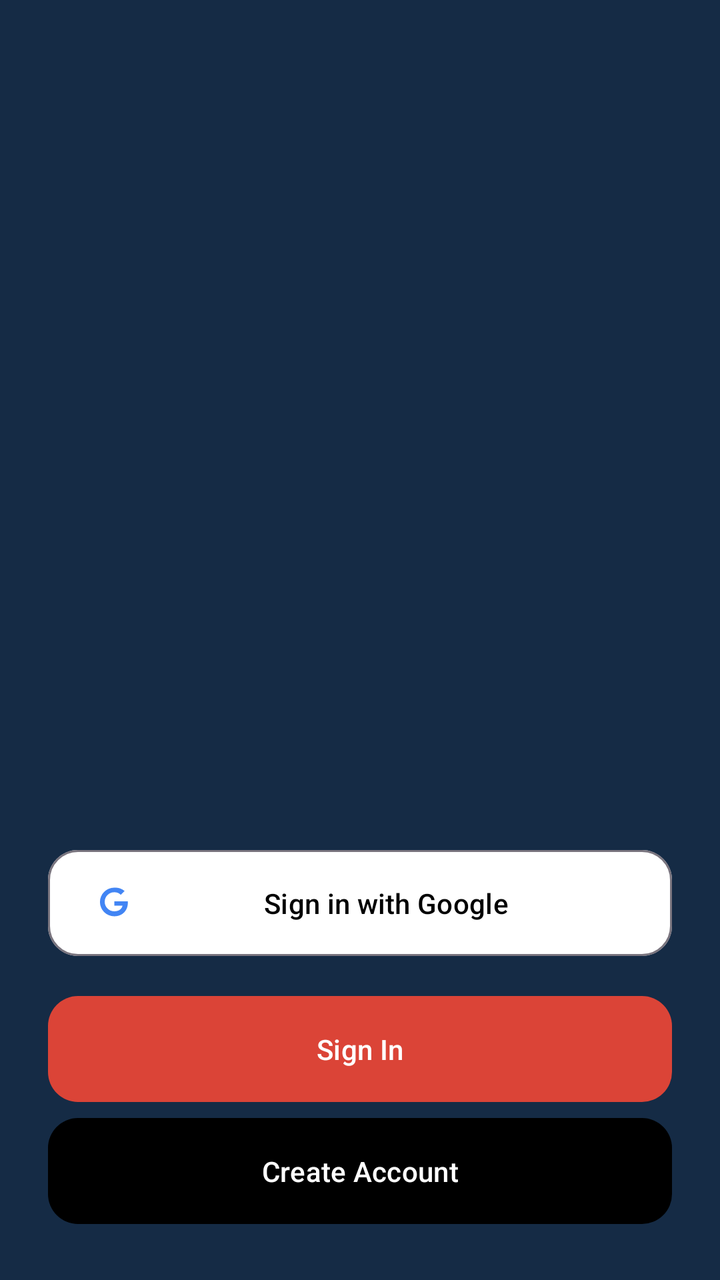
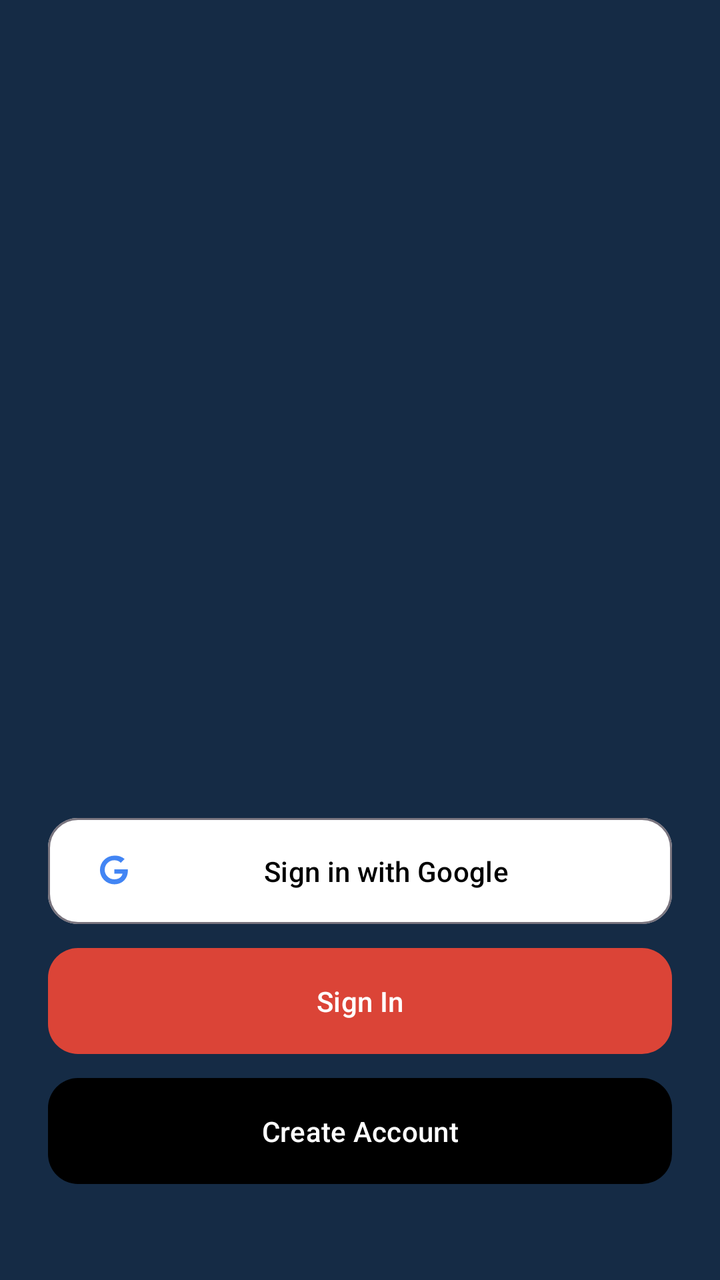

Two renders of the same Android screen: before a commit and after it. Below are the layout's source before the change and the commit's diff.
<!-- AndroidManifest.xml: application theme AppTheme -->
<!-- res/layout/fragment_login.xml -->
<?xml version="1.0" encoding="utf-8"?>
<androidx.constraintlayout.widget.ConstraintLayout
    xmlns:android="http://schemas.android.com/apk/res/android"
    xmlns:app="http://schemas.android.com/apk/res-auto"
    android:layout_width="match_parent"
    android:layout_height="match_parent"
    android:padding="24dp">

    
    <com.google.android.material.button.MaterialButton
    android:id="@+id/btnGoogleLogin"
    android:layout_width="0dp"
    android:layout_height="wrap_content"
    android:text="@string/login_google"
    android:contentDescription="@string/login_google_desc"
    style="@style/WhiteButton"
    app:icon="@drawable/ic_google"
    app:iconTint="@null"            
    app:iconSize="18dp"
    app:iconPadding="8dp"
    app:iconGravity="start"
    app:layout_constraintStart_toStartOf="parent"
    app:layout_constraintEnd_toEndOf="parent"
    app:layout_constraintBottom_toTopOf="@+id/btnSignIn"
    android:layout_marginBottom="12dp" />

    
    <com.google.android.material.button.MaterialButton
        android:id="@+id/btnSignIn"
        android:layout_width="0dp"
        android:layout_height="wrap_content"
        android:text="@string/login_sign_in"
        android:contentDescription="@string/login_sign_in_desc"
        style="@style/RedButton"
        app:layout_constraintStart_toStartOf="parent"
        app:layout_constraintEnd_toEndOf="parent"
        app:layout_constraintBottom_toTopOf="@+id/btnRegister"
        android:layout_marginBottom="0dp" />

    
    <com.google.android.material.button.MaterialButton
        android:id="@+id/btnRegister"
        android:layout_width="0dp"
        android:layout_height="wrap_content"
        android:text="@string/login_register"
        android:contentDescription="@string/login_register_desc"
        style="@style/BlackButton"
        app:layout_constraintStart_toStartOf="parent"
        app:layout_constraintEnd_toEndOf="parent"
        app:layout_constraintBottom_toBottomOf="parent"
        android:layout_marginBottom="0dp" />

</androidx.constraintlayout.widget.ConstraintLayout>
<!-- resources referenced by this layout -->
<resources>
  <!-- drawable ic_google (drawable) -->
  <vector xmlns:android="http://schemas.android.com/apk/res/android"
      android:width="24dp"
      android:height="24dp"
      android:viewportWidth="24"
      android:viewportHeight="24">
      <path
          android:fillColor="#4285F4"
          android:pathData="M21.35,11.1h-9.18v2.92h5.49c-0.24,1.27-1.5,3.74-5.49,3.74a6.36,6.36 0 0,1 0-12.72 6.14,6.14 0 0,1 4.35,1.7l2.57-2.49A9.69,9.69 0 0,0 12.17,2a9.54,9.54 0 1,0 0,19.08c5.48,0 9.09-3.86 9.09-9.29a8.19,8.19 0 0,0 -0.09-0.69z"/>
  </vector>
  <string name="login_google">Sign in with Google</string>
  <string name="login_google_desc">Login using your Google account</string>
  <string name="login_register">Create Account</string>
  <string name="login_register_desc">Register a new user account</string>
  <string name="login_sign_in">Sign In</string>
  <string name="login_sign_in_desc">Proceed to your account login</string>
  <style name="BlackButton" parent="Widget.Material3.Button">
          <item name="backgroundTint">@android:color/black</item>
          <item name="android:textColor">@android:color/white</item>
          <item name="cornerRadius">15dp</item>
          <item name="android:minHeight">56dp</item>
          <item name="android:paddingTop">17dp</item>
          <item name="android:paddingBottom">17dp</item>
          <item name="android:elevation">0dp</item>
      </style>
  <style name="RedButton" parent="Widget.Material3.Button">
          <item name="backgroundTint">#DB4437</item>
          <item name="android:textColor">@android:color/white</item>
          <item name="cornerRadius">15dp</item>
          <item name="android:minHeight">56dp</item>
          <item name="android:paddingTop">17dp</item>
          <item name="android:paddingBottom">17dp</item>
          <item name="android:elevation">0dp</item>
      </style>
  <style name="WhiteButton" parent="Widget.Material3.Button.OutlinedButton">
          <item name="backgroundTint">@android:color/white</item>
          <item name="android:textColor">@android:color/black</item>
          <item name="cornerRadius">15dp</item>
          <item name="strokeWidth">1dp</item>
          <item name="android:minHeight">56dp</item>
          <item name="android:paddingTop">17dp</item>
          <item name="android:paddingBottom">17dp</item>
          <item name="android:elevation">0dp</item>
      </style>
  <style name="AppTheme" parent="Theme.Material3.DayNight.NoActionBar">
  
          
          <item name="colorPrimary">@color/md_theme_light_primary</item>
          <item name="colorOnPrimary">@color/md_theme_light_onPrimary</item>
          <item name="colorSecondary">@color/md_theme_light_secondary</item>
          <item name="colorOnSecondary">@color/md_theme_light_onSecondary</item>
  
          
          <item name="android:colorBackground">@color/md_theme_light_background</item>
          <item name="colorSurface">@color/md_theme_light_surface</item>
          <item name="colorOnSurface">@color/md_theme_light_onSurface</item>
  
          
          <item name="android:statusBarColor">@color/md_theme_light_surface</item>
          <item name="android:navigationBarColor">@color/md_theme_light_surface</item>
  
          
          <item name="android:windowLightStatusBar">true</item>
          <item name="android:windowLightNavigationBar">true</item>
  
          
          <item name="windowActionBar">false</item>
          <item name="android:windowNoTitle">true</item>
      </style>
  <color name="md_theme_light_primary">#152B45</color>
  <color name="md_theme_light_onPrimary">#FFFFFF</color>
  <color name="md_theme_light_secondary">#4A6363</color>
  <color name="md_theme_light_onSecondary">#FFFFFF</color>
  <color name="md_theme_light_background">#152B45</color>
  <color name="md_theme_light_surface">#152B45</color>
  <color name="md_theme_light_onSurface">#AAB6C1</color>
</resources>

<!-- the commit's change to res/layout/fragment_login.xml (unified diff, before → after) -->
@@ -22,7 +22,7 @@
     app:layout_constraintStart_toStartOf="parent"
     app:layout_constraintEnd_toEndOf="parent"
     app:layout_constraintBottom_toTopOf="@+id/btnSignIn"
-    android:layout_marginBottom="12dp" />
+    android:layout_marginBottom="4dp" />
 
     
     <com.google.android.material.button.MaterialButton
@@ -35,7 +35,7 @@
         app:layout_constraintStart_toStartOf="parent"
         app:layout_constraintEnd_toEndOf="parent"
         app:layout_constraintBottom_toTopOf="@+id/btnRegister"
-        android:layout_marginBottom="0dp" />
+        android:layout_marginBottom="4dp" />
 
     
     <com.google.android.material.button.MaterialButton
@@ -48,6 +48,6 @@
         app:layout_constraintStart_toStartOf="parent"
         app:layout_constraintEnd_toEndOf="parent"
         app:layout_constraintBottom_toBottomOf="parent"
-        android:layout_marginBottom="0dp" />
+        android:layout_marginBottom="20dp" />
 
 </androidx.constraintlayout.widget.ConstraintLayout>
